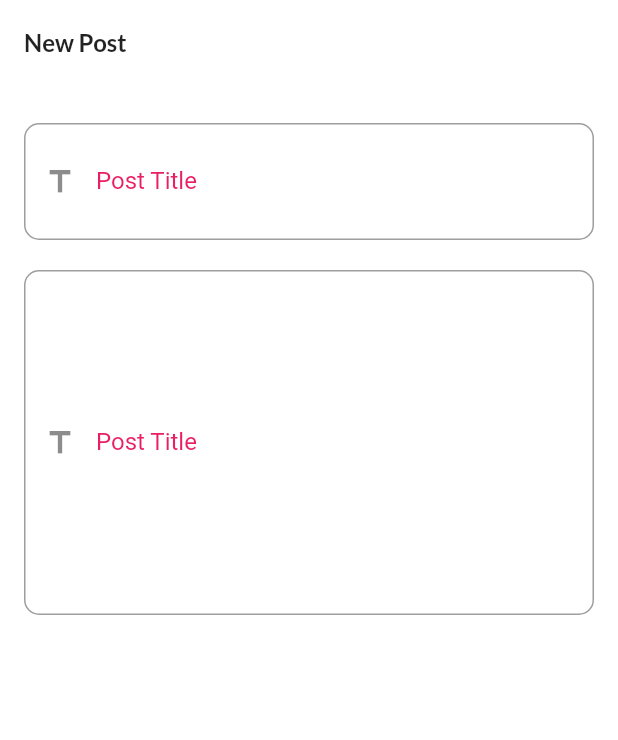
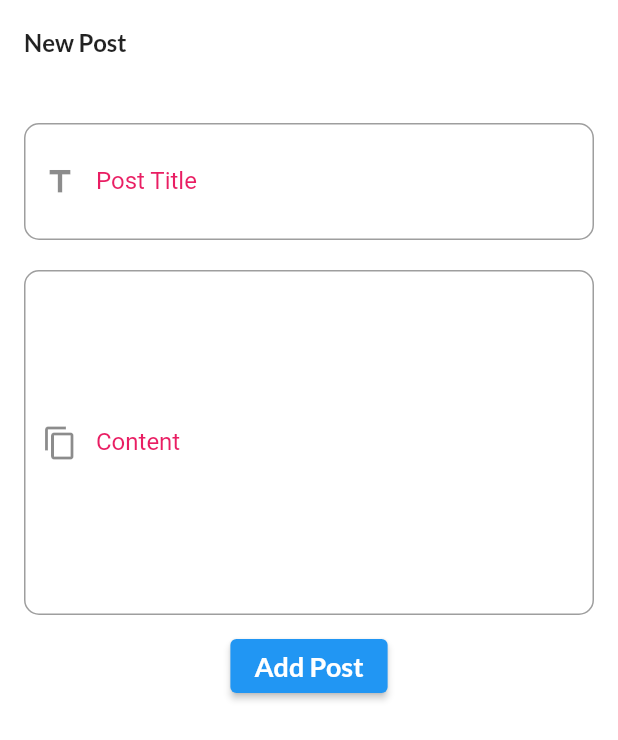
Before and after one commit to rajaghaneshan/blog_app, a Flutter app: the AddPostScreen screen opened directly, on a phone screen of 412 x 824 dp. Shown: the top 740 px of the screen. Run offline on Flutter 3.47's test engine with Material 2 defaults, Android fonts, the phone set to English and light mode, and no system bars; our stand-ins replace cached_network_image, cloud_firestore, firebase_auth, firebase_core, font_awesome_flutter, google_fonts and 1 more; missing offline and left inert: cloud_firestore_web, firebase_auth_web, firebase_core_web, firebase_storage_web, flutter_gradient_colors, google_sign_in_web; accounts and stored records are empty; network calls fail.

```diff
--- a/lib/app_theme.dart
+++ b/lib/app_theme.dart
@@ -44,6 +44,22 @@ class AppTheme {
       fontSize: 15,
     ),
   );
+  static TextStyle blogTitle = GoogleFonts.lato(
+    textStyle: TextStyle(
+      color: Colors.black,
+      fontWeight: FontWeight.w700,
+      height: 1.2,
+      fontSize: 22,
+    ),
+  );
+  static TextStyle blogContent = GoogleFonts.lato(
+    textStyle: TextStyle(
+      color: Colors.black87,
+      fontWeight: FontWeight.w400,
+      height: 1.2,
+      fontSize: 14,
+    ),
+  );
 
   static InputDecoration textFieldDecoration = InputDecoration(
     focusedBorder: OutlineInputBorder(
--- a/lib/constants.dart
+++ b/lib/constants.dart
@@ -8,3 +8,4 @@ final googleSignIn = GoogleSignIn();
 final usersRef = FirebaseFirestore.instance.collection('users');
 final blogsRef = FirebaseFirestore.instance.collection('blogs');
 final firebaseAuth = FirebaseAuth.instance;
+const String placeholderImage = 'http://via.placeholder.com/300x150';
--- /dev/null
+++ b/lib/home/controller/add_post_controller.dart
@@ -0,0 +1,33 @@
+import 'dart:io';
+
+import 'package:blog_app/constants.dart';
+import 'package:uuid/uuid.dart';
+
+class AddPostController {
+  String id = Uuid().v1();
+
+  addImageToStorage() async {
+    try {} catch (e) {
+      print(e);
+    }
+  }
+
+  addPostToFirebase(
+      String title, String content, String image, String category) async {
+    try {
+      await blogsRef.doc(id).set(
+        {
+          'blog_id': id,
+          'title': title,
+          'content': content,
+          'user_id': firebaseAuth.currentUser!.uid,
+          'image': image,
+          'category': category,
+          'timestamp': DateTime.now(),
+        },
+      );
+    } catch (e) {
+      print(e);
+    }
+  }
+}
--- a/lib/home/view/add_post_screen.dart
+++ b/lib/home/view/add_post_screen.dart
@@ -1,4 +1,5 @@
 import 'package:blog_app/app_theme.dart';
+import 'package:blog_app/home/controller/add_post_controller.dart';
 import 'package:flutter/material.dart';
 
 class AddPostScreen extends StatefulWidget {
@@ -10,6 +11,9 @@ class AddPostScreen extends StatefulWidget {
 
 class _AddPostScreenState extends State<AddPostScreen> {
   ScrollController _scrollController = ScrollController();
+  final titleController = TextEditingController();
+  final contentController = TextEditingController();
+  final addPost = AddPostController();
   @override
   Widget build(BuildContext context) {
     var size = MediaQuery.of(context).size;
@@ -36,6 +40,7 @@ class _AddPostScreenState extends State<AddPostScreen> {
                   Padding(
                     padding: const EdgeInsets.symmetric(vertical: 10.0),
                     child: TextFormField(
+                      controller: titleController,
                       maxLines: 2,
                       decoration: AppTheme.textFieldDecoration.copyWith(
                         labelText: 'Post Title',
@@ -46,15 +51,33 @@ class _AddPostScreenState extends State<AddPostScreen> {
                   Padding(
                     padding: const EdgeInsets.symmetric(vertical: 10.0),
                     child: TextFormField(
+                      controller: contentController,
                       maxLines: 10,
                       decoration: AppTheme.textFieldDecoration.copyWith(
-                          labelText: 'Post Title',
-                          prefixIcon: Icon(Icons.title),
+                        labelText: 'Content',
+                        prefixIcon: Icon(Icons.content_copy),
                       ),
                     ),
-                    )
+                  ),
+                  ElevatedButton(
+                    onPressed: () {
+                      addPost.addPostToFirebase(
+                        titleController.text,
+                        contentController.text,
+                        '',
+                        'Movies',
+                      );
+                      titleController.clear();
+                      contentController.clear();
+                    },
+                    child: Text(
+                      'Add Post',
+                      style: AppTheme.buttonText,
+                    ),
+                  ),
                 ],
-                )),
+              ),
+            ),
           ),
         ),
       ),
--- a/pubspec.yaml
+++ b/pubspec.yaml
@@ -46,6 +46,7 @@ dependencies:
   cached_network_image: ^3.1.0+1
   intl: ^0.17.0
   provider: ^6.0.1
+  image_picker: ^0.8.4+4
 
 dev_dependencies:
   flutter_test:
```
Also changed, not shown: lib/authentication/model/user.dart (added, +24 -0 lines), lib/blog/model/blog_model.dart (added, +33 -0 lines), lib/blog/view/back_button.dart (added, +30 -0 lines), lib/blog/view/blog_screen.dart (added, +124 -0 lines), lib/home/view/blog_post_card.dart (+16 -9 lines), lib/home/view/feed_screen.dart (+8 -3 lines), pubspec.lock, 5 other files. Lines whose indentation alone changed are shown as unchanged.
